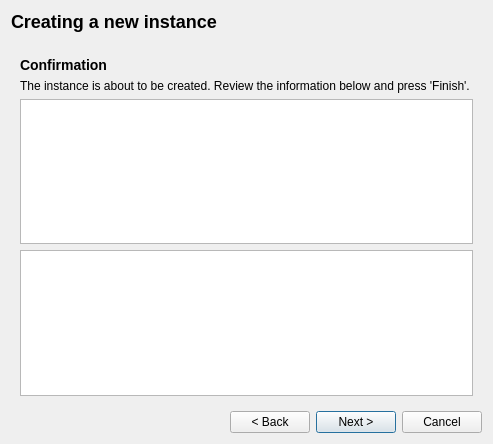
Old version of the form modorganizer/src/createinstancedialog.ui in the repository Holt59/mo2-merge.
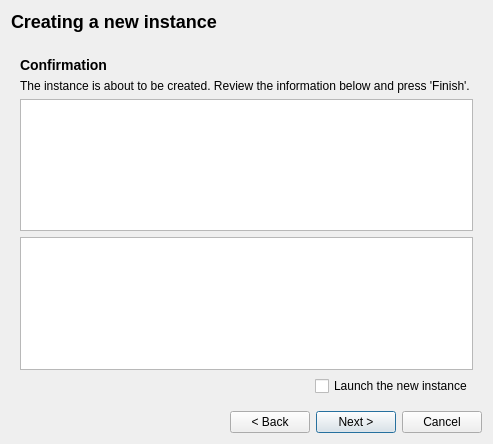
New version of the form. The open tabs and pages were chosen to show the change.

Commit message: [modorganizer] restart when finished, added launch instance checkbox

The edit to the form file:
```diff
--- a/modorganizer/src/createinstancedialog.ui
+++ b/modorganizer/src/createinstancedialog.ui
@@ -910,6 +910,44 @@
             </property>
            </widget>
           </item>
+          <item>
+           <widget class="QWidget" name="widget_20" native="true">
+            <layout class="QHBoxLayout" name="horizontalLayout_5">
+             <property name="leftMargin">
+              <number>0</number>
+             </property>
+             <property name="topMargin">
+              <number>0</number>
+             </property>
+             <property name="rightMargin">
+              <number>0</number>
+             </property>
+             <property name="bottomMargin">
+              <number>0</number>
+             </property>
+             <item>
+              <spacer name="horizontalSpacer_4">
+               <property name="orientation">
+                <enum>Qt::Horizontal</enum>
+               </property>
+               <property name="sizeHint" stdset="0">
+                <size>
+                 <width>304</width>
+                 <height>20</height>
+                </size>
+               </property>
+              </spacer>
+             </item>
+             <item>
+              <widget class="QCheckBox" name="launch">
+               <property name="text">
+                <string>Launch the new instance</string>
+               </property>
+              </widget>
+             </item>
+            </layout>
+           </widget>
+          </item>
          </layout>
         </widget>
        </item>
```
The commit also changes 2 other files.
